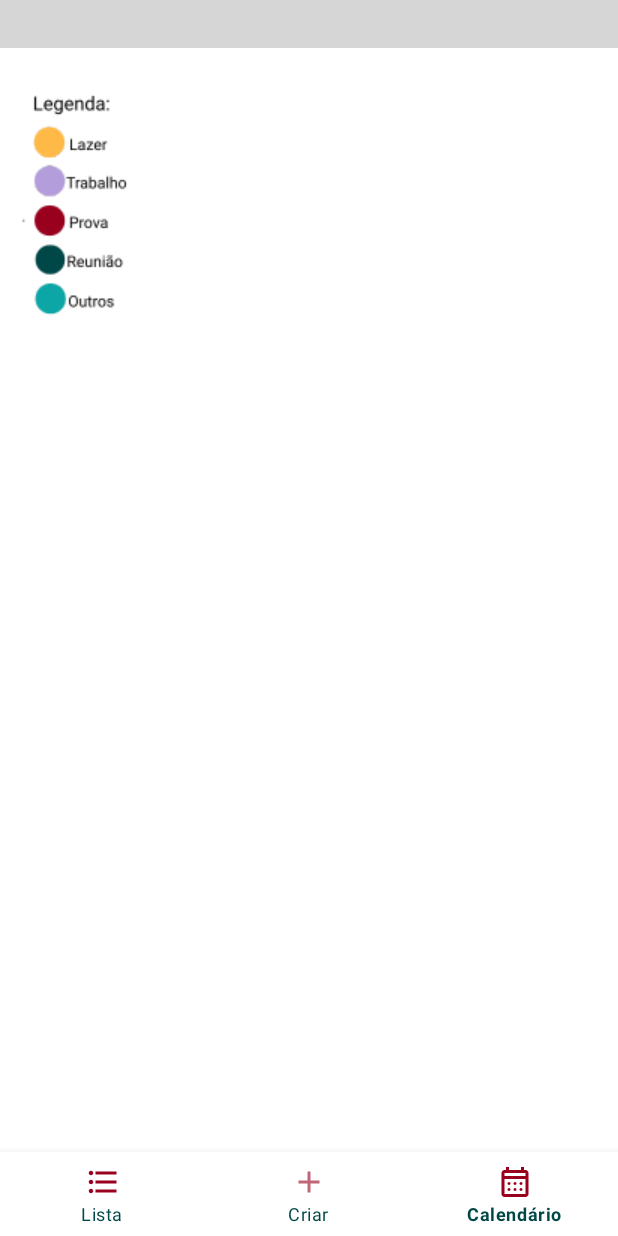
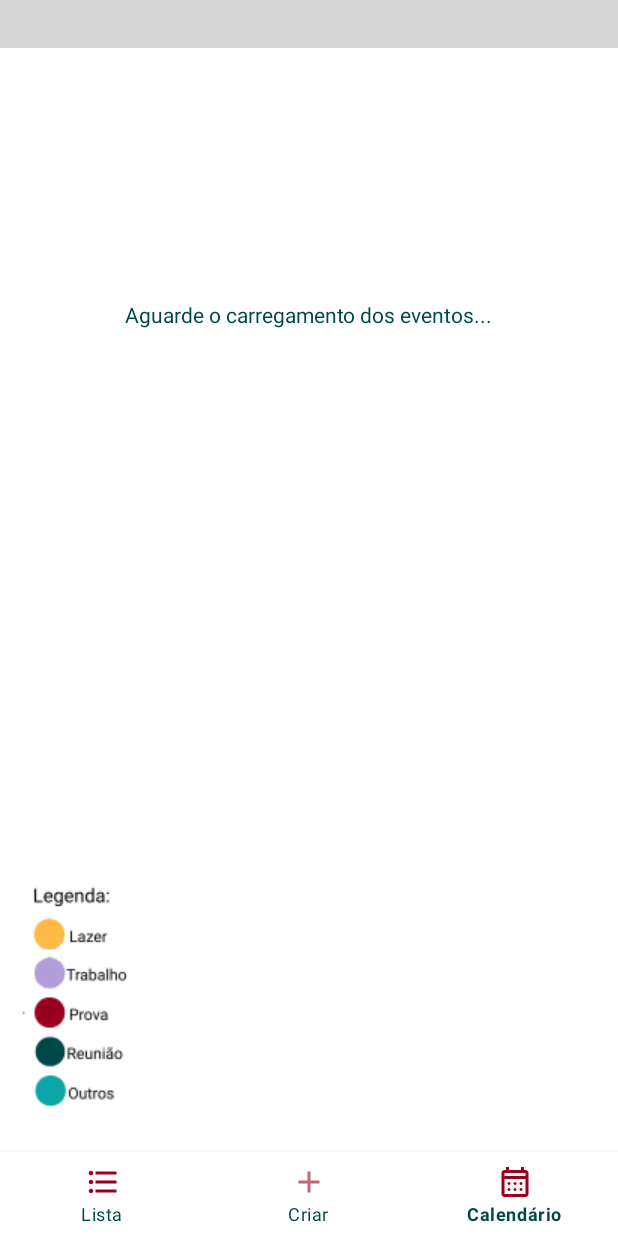
Before and after one commit to joaovitormelo/sync, an Android app: the CalendarActivity screen opened directly, with no data from a screen before it, item 3 of the bottom bar chosen, on a phone screen of 412 x 824 dp. Run offline under Robolectric (Android 15) with nearby library versions, the phone set to English and light mode, and no system bars; libraries missing offline, so code that uses them is left out: com.applandeo.materialcalendarview; plain views replace CalendarView; 2 statements that could not run were skipped; grey boxes are pictures that could not be loaded.

Commit message:
Adicionado loading de calendário e reduzido tempo do mock

```diff
--- a/app/src/main/java/com/rubeusufv/sync/Features/Data/EventsData/DatabaseEventsDataMock.java
+++ b/app/src/main/java/com/rubeusufv/sync/Features/Data/EventsData/DatabaseEventsDataMock.java
@@ -37,7 +37,7 @@ public class DatabaseEventsDataMock implements EventsDataContract {
 
     public ArrayList<EventModel> viewEvents(UserModel user, int year, int month) {
         try {
-            Thread.sleep(2000);
+            Thread.sleep(200);
         } catch (InterruptedException error) {
             // Simulated delay
         }
--- a/app/src/main/java/com/rubeusufv/sync/Features/Presentation/Screens/CalendarActivity.java
+++ b/app/src/main/java/com/rubeusufv/sync/Features/Presentation/Screens/CalendarActivity.java
@@ -5,6 +5,8 @@ import android.content.res.Configuration;
 import android.graphics.Color;
 import android.os.Bundle;
 import android.util.Log;
+import android.view.View;
+import android.widget.ProgressBar;
 import android.widget.TextView;
 import android.widget.Toast;
 
@@ -32,6 +34,7 @@ import java.util.Set;
 public class CalendarActivity extends AppCompatActivity {
 
     private CalendarView calendarView;
+    private ProgressBar calendarLoadingBar;
     private ViewEventsUsecase viewEventsUsecase;
     private Map<SyncDate, ArrayList<EventModel>> eventsPerDayMap;
 
@@ -50,6 +53,7 @@ public class CalendarActivity extends AppCompatActivity {
 
         viewEventsUsecase = Injector.getInstance().getViewEventsUsecase();
         calendarView = findViewById(R.id.calendarView);
+        calendarLoadingBar = findViewById(R.id.calendarLoadingBar);
 
         setupBottomNavigation();
         loadEvents();
@@ -61,7 +65,6 @@ public class CalendarActivity extends AppCompatActivity {
 
         bottomNav.setOnItemSelectedListener(item -> {
             int id = item.getItemId();
-            Log.d("TEST", String.valueOf(id));
             if (id == R.id.nav_lista) {
                 startActivity(new Intent(this, EventsActivity.class));
                 overridePendingTransition(0, 0);
@@ -77,6 +80,7 @@ public class CalendarActivity extends AppCompatActivity {
     }
 
     private void loadEvents() {
+        setLoadingCalendar();
         new Thread(() -> {
             int year = Calendar.getInstance().get(Calendar.YEAR);
             ArrayList<EventModel> allEvents = new ArrayList<>();
@@ -97,6 +101,17 @@ public class CalendarActivity extends AppCompatActivity {
         }).start();
     }
 
+    private void setLoadingCalendar() {
+        calendarLoadingBar.setVisibility(View.VISIBLE);
+        calendarView.setVisibility(View.GONE);
+    }
+
+    private void setLoadedCalendar() {
+        calendarLoadingBar.setVisibility(View.GONE);
+        calendarView.setVisibility(View.VISIBLE);
+    }
+
+
     private void markEventsOnCalendar(Map<SyncDate, ArrayList<EventModel>> map) {
         List<EventDay> markers = new ArrayList<>();
 
@@ -105,6 +120,7 @@ public class CalendarActivity extends AppCompatActivity {
 
             Set<Integer> cores = new HashSet<>();
             for (EventModel e : eventos) {
+                Log.d("TEST", e.getTitle());
                 int cor = getCorID(e.getCategory());
                 Log.d("CALENDAR_DEBUG", "Evento: " + e.getTitle() + " Categoria: " + e.getCategory() + " Cor ID: " + getCorID(e.getCategory()));
 
@@ -127,6 +143,7 @@ public class CalendarActivity extends AppCompatActivity {
 
         calendarView.setEvents(markers);
         setupClickListener();
+        setLoadedCalendar();
     }
 
     private int getCorID(String categoria) {
--- a/app/src/main/java/com/rubeusufv/sync/Features/Presentation/Screens/EventsActivity.java
+++ b/app/src/main/java/com/rubeusufv/sync/Features/Presentation/Screens/EventsActivity.java
@@ -123,7 +123,7 @@ public class EventsActivity extends AppCompatActivity {
     private void configureFilterDropdowns() {
         configureYearFilter();
         configureMonthFilter();
-        configureDayFilter();
+        //configureDayFilter();
     }
 
     private void configureYearFilter() {
--- a/app/src/main/res/layout/activity_calendar.xml
+++ b/app/src/main/res/layout/activity_calendar.xml
@@ -8,7 +8,7 @@
     android:background="@android:color/white">
 
     <!-- Conteúdo principal -->
-    <LinearLayout
+    <RelativeLayout
         android:id="@+id/contentLayout"
         android:layout_width="match_parent"
         android:layout_height="wrap_content"
@@ -18,6 +18,34 @@
         android:padding="0dp"
         android:background="@android:color/white">
 
+
+        <RelativeLayout
+            android:id="@+id/calendarSection"
+            android:layout_width="match_parent"
+            android:layout_height="match_parent">
+            <RelativeLayout
+                android:layout_width="wrap_content"
+                android:layout_height="wrap_content"
+                android:layout_centerHorizontal="true"
+                android:layout_marginTop="200dp"
+                >
+            <ProgressBar
+                android:id="@+id/calendarLoadingBar"
+                android:layout_centerHorizontal="true"
+                style="?android:attr/progressBarStyleLarge"
+                android:layout_width="wrap_content"
+                android:layout_height="wrap_content"
+                android:visibility="gone" />
+                <TextView
+                    android:layout_width="wrap_content"
+                    android:layout_centerHorizontal="true"
+                    android:layout_height="wrap_content"
+                    android:textColor="@color/green"
+                    android:text="@string/wait_for_events_loading_calendar"
+                    android:layout_below="@id/calendarLoadingBar"
+                    />
+            </RelativeLayout>
+
             <com.applandeo.materialcalendarview.CalendarView
                 android:id="@+id/calendarView"
                 android:layout_width="match_parent"
@@ -26,6 +54,7 @@
                 app:todayLabelColor="@color/grey"
                 android:padding="0dp"
                 android:layout_marginTop="0dp" />
+        </RelativeLayout>
 
         <ImageView
             android:id="@+id/imageLegend"
@@ -35,8 +64,9 @@
             android:maxHeight="230dp"
             android:padding="8dp"
             android:scaleType="fitCenter"
+            android:layout_alignParentBottom="true"
             android:src="@drawable/legend" />
-    </LinearLayout>
+    </RelativeLayout>
 
     <!-- Bottom Navigation colado ao final da tela -->
     <com.google.android.material.bottomnavigation.BottomNavigationView
--- a/app/src/main/res/layout/activity_events.xml
+++ b/app/src/main/res/layout/activity_events.xml
@@ -46,6 +46,7 @@
                     android:layout_height="wrap_content"
                     android:layout_weight="1"
                     android:layout_marginEnd="4dp"
+                    android:visibility="gone"
                     style="@style/Widget.MaterialComponents.TextInputLayout.OutlinedBox.ExposedDropdownMenu">
 
                     <com.google.android.material.textfield.MaterialAutoCompleteTextView
--- a/app/src/main/res/values/strings.xml
+++ b/app/src/main/res/values/strings.xml
@@ -172,4 +172,5 @@
     <string name="taskLocation">Localização</string>
     <string name="locationIconDescription">Ícone de localização</string>
     <string name="googleFieldsLabel">Campos Google</string>
+    <string name="wait_for_events_loading_calendar">Aguarde o carregamento dos eventos...</string>
 </resources>
```
Lines whose indentation alone changed are shown as unchanged.
